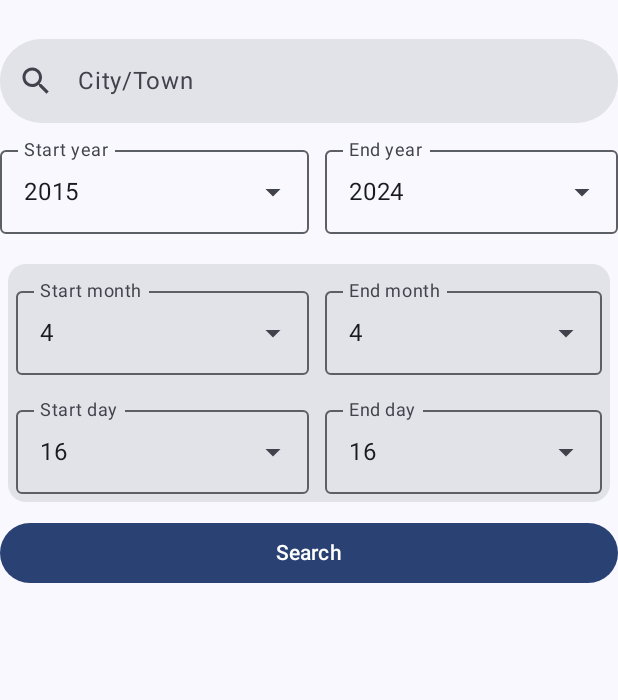
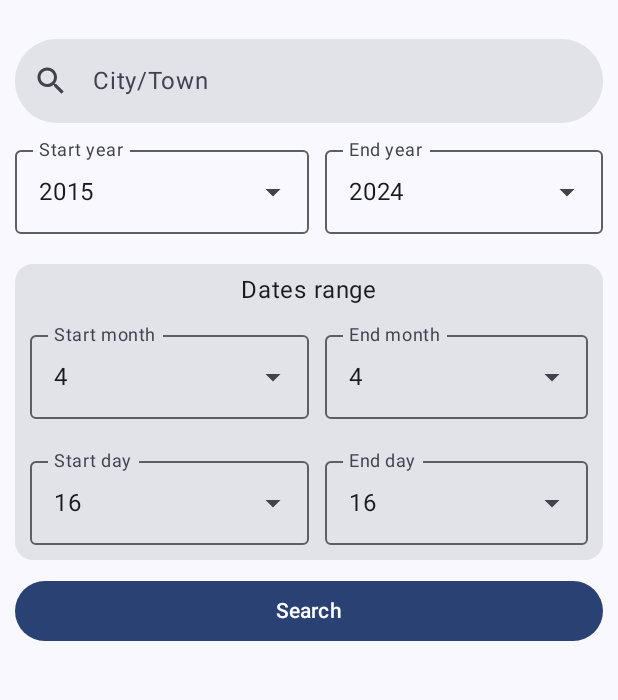
Before and after one commit to HSact/SunPlanner, an Android app built with Jetpack Compose: the screen it shows after launch (MainActivity), on a phone screen of 412 x 824 dp, the part 69-769 px from its top. Run offline under Robolectric (Android 15) with nearby library versions, the phone set to English and light mode, and no system bars; libraries missing offline, so code that uses them is left out: ir.ehsannarmani.compose_charts.

Commit message:
feat: Add DateUtils and refine date handling in MainScreen
This commit introduces `DateUtils` for date formatting and refines date handling in `MainScreen`.
- Added `DateUtils.kt` to handle date formatting logic for displaying date ranges.
- Introduced `confirmedStartLD` and `confirmedEndLD` in `MainUIState` to store confirmed date selections.
- Updated `MainScreenUI` to use `DateUtils.formatDateRange` for displaying formatted date ranges.
- Updated `MainViewModel` to update confirmed dates on search by calling the `updateConfirmedLD` function.
- Moved the Date Range text into the card for better UI.
- Fixed layout issues with the Search UI by adjusting padding and element positioning.
- Changed the dropdown list item padding for better readability.

```diff
--- a/app/src/main/java/com/hsact/sunplanner/ui/mainscreen/MainScreenUI.kt
+++ b/app/src/main/java/com/hsact/sunplanner/ui/mainscreen/MainScreenUI.kt
@@ -1,6 +1,7 @@
 package com.hsact.sunplanner.ui.mainscreen
 
 import android.widget.Toast
+import androidx.compose.foundation.layout.Arrangement
 import androidx.compose.foundation.layout.Column
 import androidx.compose.foundation.layout.Row
 import androidx.compose.foundation.layout.fillMaxSize
@@ -30,6 +31,7 @@ import androidx.compose.ui.platform.LocalConfiguration
 import androidx.compose.ui.platform.LocalContext
 import androidx.compose.ui.tooling.preview.Preview
 import androidx.compose.ui.unit.dp
+import com.hsact.sunplanner.data.utils.DateUtils
 import com.hsact.sunplanner.ui.theme.SunPlannerTheme
 import com.hsact.sunplanner.data.utils.LocationUtils
 import com.hsact.sunplanner.ui.mainscreen.cards.WeatherGraphBarsLineCard
@@ -37,6 +39,8 @@ import com.hsact.sunplanner.ui.mainscreen.cards.WeatherGraphLineCard
 import com.hsact.sunplanner.ui.mainscreen.searchUiKit.DropDownPicker
 import com.hsact.sunplanner.ui.mainscreen.searchUiKit.SearchUI
 import java.time.LocalDate
+import java.time.format.TextStyle
+import java.util.Locale
 
 class MainScreenUI(val viewModel: MainViewModel) {
     @OptIn(ExperimentalMaterial3Api::class)
@@ -47,27 +51,27 @@ class MainScreenUI(val viewModel: MainViewModel) {
         val scrollBehavior = TopAppBarDefaults.exitUntilCollapsedScrollBehavior()
         val scrollState = rememberScrollState()
         val canScroll = remember { mutableStateOf(false) }
-        val searchDataUI by viewModel.searchDataUI.collectAsState()
+        val mainDataUI by viewModel.searchDataUI.collectAsState()
         val searchUI = SearchUI()
         var query by remember { mutableStateOf("") }
 
-        val date1 = searchDataUI.startLD
+        val date1 = mainDataUI.startLD
         var years1 by remember {
             mutableStateOf(
                 (1940..LocalDate.now().minusYears(1).year).toList().reversed()
             )
         }
         val months1 by remember { mutableStateOf((1..12).toList()) }
-        val days1 = remember (date1) {(1..date1.lengthOfMonth()).toList()}
+        val days1 = remember(date1) { (1..date1.lengthOfMonth()).toList() }
 
-        val date2 = searchDataUI.endLD
+        val date2 = mainDataUI.endLD
         val years2 by remember {
             mutableStateOf(
                 (1940..LocalDate.now().minusYears(1).year).toList().reversed()
             )
         }
         val months2 by remember { mutableStateOf((1..12).toList()) }
-        val days2 = remember (date2) {(1..date2.lengthOfMonth()).toList()}
+        val days2 = remember(date2) { (1..date2.lengthOfMonth()).toList() }
 
         //viewModel.fetchWeatherByCity("Moscow", "01.01.2024", "02.01.2024")
         //viewModel.fetchCityList(cityName)
@@ -76,9 +80,9 @@ class MainScreenUI(val viewModel: MainViewModel) {
         LaunchedEffect(scrollState.maxValue) {
             canScroll.value = scrollState.maxValue > 0
         }
-        LaunchedEffect(searchDataUI.error) {
-            if (searchDataUI.error.isNotEmpty()) {
-                Toast.makeText(context, searchDataUI.error, Toast.LENGTH_SHORT).show()
+        LaunchedEffect(mainDataUI.error) {
+            if (mainDataUI.error.isNotEmpty()) {
+                Toast.makeText(context, mainDataUI.error, Toast.LENGTH_SHORT).show()
                 viewModel.cleanError()
             }
         }
@@ -108,8 +112,11 @@ class MainScreenUI(val viewModel: MainViewModel) {
                     .verticalScroll(scrollState)
             ) {
                 Row(
-                    modifier = Modifier
+                    modifier = if (isSearchExpanded) Modifier
                         .heightIn(max = LocalConfiguration.current.screenHeightDp.dp)
+                        else Modifier
+                            .heightIn(max = LocalConfiguration.current.screenHeightDp.dp)
+                            .padding(start = 10.dp, end = 10.dp)
                 ) {
                     searchUI.SearchCityBar(
                         viewModel = viewModel,
@@ -128,7 +135,7 @@ class MainScreenUI(val viewModel: MainViewModel) {
                 if (!isSearchExpanded) {
                     Row(
                         modifier = Modifier
-                            .padding(top = 10.dp)
+                            .padding(top = 10.dp, start = 10.dp, end = 10.dp)
                             .fillMaxWidth()
                     ) {
                         DropDownPicker().ItemsDropdown(
@@ -154,15 +161,20 @@ class MainScreenUI(val viewModel: MainViewModel) {
                     }
                     Row(
                         modifier = Modifier
-                            .padding(top = 20.dp, start = 5.dp, end = 5.dp)
+                            .padding(top = 20.dp, start = 10.dp, end = 10.dp)
                     ) {
                         Card()
                         {
+                            Row ( modifier = Modifier.fillMaxWidth(),
+                                horizontalArrangement = Arrangement.Center)
+                            {
+                                Text("Dates range", modifier = Modifier.padding(top = 5.dp))
+                            }
                             Row(
                                 modifier = Modifier
                                     .padding(
-                                        top = 10.dp, start = 5.dp,
-                                        end = 5.dp, bottom = 10.dp
+                                        top = 10.dp, start = 10.dp,
+                                        end = 10.dp, bottom = 10.dp
                                     )
                             ) {
                                 DropDownPicker().ItemsDropdown(
@@ -186,7 +198,7 @@ class MainScreenUI(val viewModel: MainViewModel) {
                                         .padding(start = 5.dp)
                                 )
                             }
-                            Row(modifier = Modifier.padding(5.dp))
+                            Row(modifier = Modifier.padding(10.dp))
                             {
                                 DropDownPicker().ItemsDropdown(
                                     label = "Start day",
@@ -213,7 +225,7 @@ class MainScreenUI(val viewModel: MainViewModel) {
                     }
                     Row(
                         modifier = Modifier
-                            .padding(top = 10.dp)
+                            .padding(top = 10.dp , start = 10.dp, end = 10.dp)
                     ) {
                         Button(
                             onClick = { viewModel.prepareParamsForRequest() },
@@ -223,35 +235,46 @@ class MainScreenUI(val viewModel: MainViewModel) {
                             Text("Search")
                         }
                     }
+                    if (mainDataUI.weatherData != null) {
+                        Row(
+                            modifier
+                                .fillMaxWidth()
+                                .padding(top = 10.dp),
+                            horizontalArrangement = Arrangement.Center
+                        ) {
+                            Text(
+                                text = DateUtils.formatDateRange(
+                                    startDate = mainDataUI.confirmedStartLD,
+                                    endDate = mainDataUI.confirmedEndLD,
+                                    isOneDay = mainDataUI.isOneDay
+                                ),
+                            )
+                        }
+
                         Row(modifier.fillMaxWidth())
                         {
                             //Text("Weather: ${searchDataUI.weatherData}")
-                        if (searchDataUI.maxTemperature != null) {
                             WeatherGraphLineCard().WeatherCard(
                                 "Temperature",
-                                listOf(searchDataUI.maxTemperature!!, searchDataUI.minTemperature!!)
+                                listOf(
+                                    mainDataUI.maxTemperature!!,
+                                    mainDataUI.minTemperature!!
                                 )
-                        }
+                            )
                         }
                         Row(modifier.fillMaxWidth())
                         {
-                        //Text("Weather: ${searchDataUI.weatherData}")
-                        if (searchDataUI.sunDuration != null) {
                             WeatherGraphLineCard().WeatherCard(
                                 "Sunshine hours",
-                                listOf(searchDataUI.sunDuration!!)
+                                listOf(mainDataUI.sunDuration!!)
                             )
-                        }
                         }
                         Row(modifier.fillMaxWidth())
                         {
-                        //Text("Weather: ${searchDataUI.weatherData}")
-                        if (searchDataUI.precipitation != null) {
                             WeatherGraphBarsLineCard().WeatherCard(
                                 "Precipitation mm",
-                                listOf(searchDataUI.precipitation!!)
+                                listOf(mainDataUI.precipitation!!)
                             )
-                        }
                         }
                         /*if (searchDataUI.maxTemperature != null) {
                     WeatherGraphLineCard().WeatherCard(
@@ -264,6 +287,8 @@ class MainScreenUI(val viewModel: MainViewModel) {
             }
         }
     }
+}
+
 @Preview(showBackground = true)
 @Composable
 fun MainScreenPreview() {
--- a/app/src/main/java/com/hsact/sunplanner/ui/mainscreen/MainUIState.kt
+++ b/app/src/main/java/com/hsact/sunplanner/ui/mainscreen/MainUIState.kt
@@ -19,6 +19,8 @@ data class MainUIState (
     val endDate: String = "",
     var startLD: LocalDate = LocalDate.now().minusYears(10),
     var endLD: LocalDate = LocalDate.now().minusYears(1),
+    var confirmedStartLD: LocalDate = LocalDate.now().minusYears(10),
+    var confirmedEndLD: LocalDate = LocalDate.now().minusYears(1),
     var weatherData: WeatherResponse? = null,
     var maxTemperature: Line? = null,
     var minTemperature: Line? = null,
--- a/app/src/main/java/com/hsact/sunplanner/ui/mainscreen/MainViewModel.kt
+++ b/app/src/main/java/com/hsact/sunplanner/ui/mainscreen/MainViewModel.kt
@@ -99,6 +99,10 @@ class MainViewModel() : ViewModel() {
     fun cleanError() {
         _searchDataUI.value = _searchDataUI.value.copy(error = "")
     }
+    fun updateConfirmedLD(start: LocalDate, end: LocalDate) {
+        _searchDataUI.value = _searchDataUI.value.copy(confirmedStartLD = start, confirmedEndLD = end)
+    }
+
 
     fun prepareParamsForRequest() {
         val location = _searchDataUI.value.location
@@ -140,6 +144,7 @@ class MainViewModel() : ViewModel() {
     }
 
     private fun fetchWeather(params: WeatherRequestParams) {
+        updateConfirmedLD(_searchDataUI.value.startLD, _searchDataUI.value.endLD)
         viewModelScope.launch {
             try {
                 val filteredWeather = FetchFilteredWeatherUseCase(repository).execute(
```
Also changed, not shown: app/src/main/java/com/hsact/sunplanner/data/utils/DateUtils.kt (added, +28 -0 lines). Lines whose indentation alone changed are shown as unchanged.
